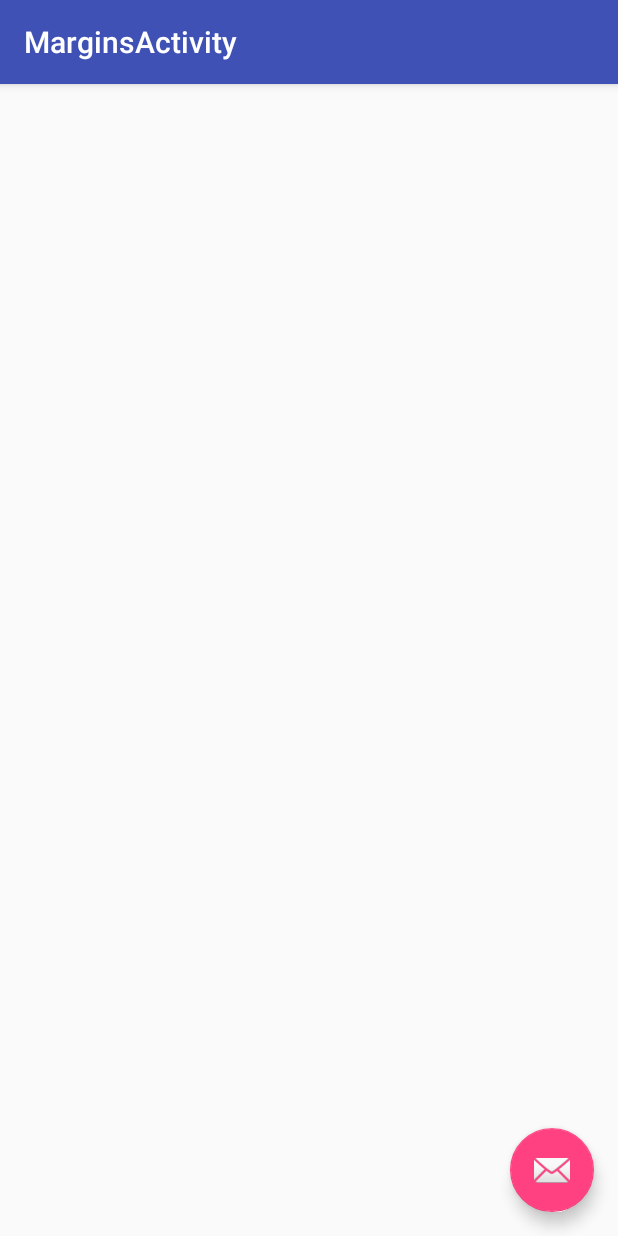
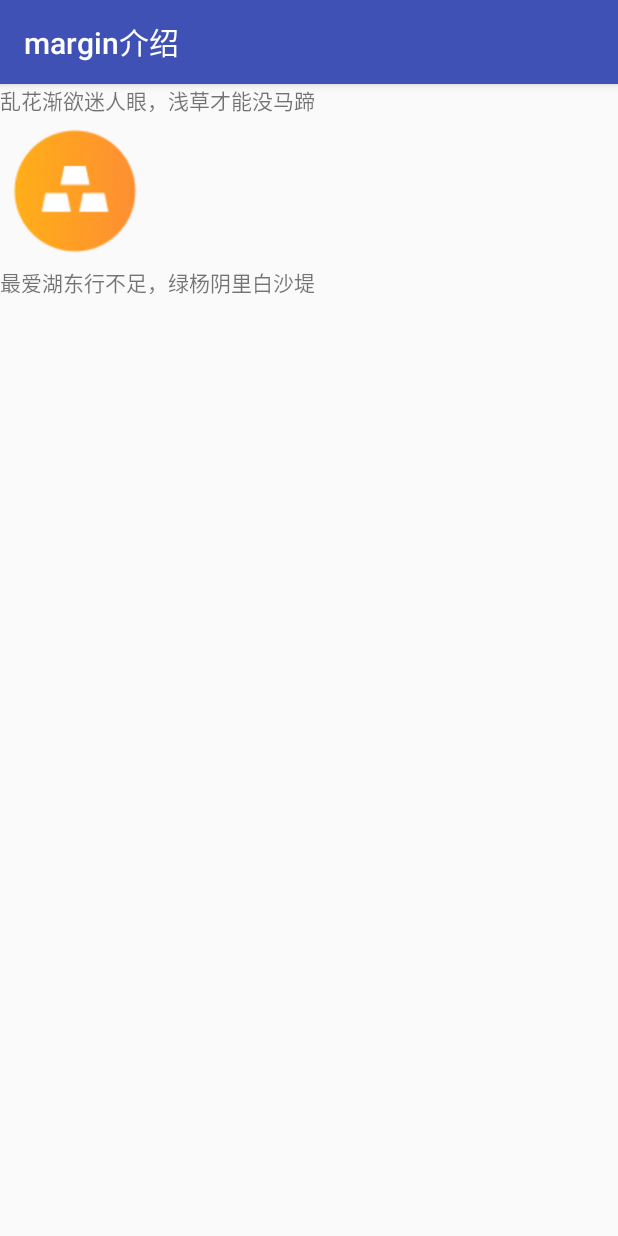
Before and after one commit to gitjing/ConstraintLayoutDemo, an Android app: the MarginsActivity screen opened directly, with no data from a screen before it, on a phone screen of 412 x 824 dp. Run offline under Robolectric (Android 15) with nearby library versions, the phone set to English and light mode, and no system bars.

Commit message:
添加关于goneMargin的属性介绍

```diff
--- a/app/src/main/AndroidManifest.xml
+++ b/app/src/main/AndroidManifest.xml
@@ -19,10 +19,7 @@
         <activity
             android:name=".demolist.RelativePositioningActivity"
             android:theme="@style/AppTheme.NoActionBar" />
-        <activity
-            android:name=".demolist.MarginsActivity"
-            android:label="@string/title_activity_margins"
-            android:theme="@style/AppTheme.NoActionBar" />
+        <activity android:name=".demolist.MarginsActivity" />
         <activity
             android:name=".demolist.CenteringAndBiasActivity"
             android:theme="@style/AppTheme.NoActionBar" />
--- a/app/src/main/java/com/example/ljj/constraintlayoutdemo/MainActivity.java
+++ b/app/src/main/java/com/example/ljj/constraintlayoutdemo/MainActivity.java
@@ -12,6 +12,7 @@ import android.widget.TextView;
 
 import com.example.ljj.constraintlayoutdemo.demolist.CenteringAndBiasActivity;
 import com.example.ljj.constraintlayoutdemo.demolist.CircularPositioningActivity;
+import com.example.ljj.constraintlayoutdemo.demolist.MarginsActivity;
 import com.example.ljj.constraintlayoutdemo.demolist.RelativePositioningActivity;
 import com.example.ljj.constraintlayoutdemo.util.ActivityHolder;
 
@@ -52,6 +53,7 @@ public class MainActivity extends AppCompatActivity {
         activityHolder.addActivity("Relative positioning", RelativePositioningActivity.class);
         activityHolder.addActivity("centering and bias", CenteringAndBiasActivity.class);
         activityHolder.addActivity("Circular positioning", CircularPositioningActivity.class);
+        activityHolder.addActivity("margin", MarginsActivity.class);
 
     }
 
--- a/app/src/main/java/com/example/ljj/constraintlayoutdemo/demolist/MarginsActivity.java
+++ b/app/src/main/java/com/example/ljj/constraintlayoutdemo/demolist/MarginsActivity.java
@@ -9,23 +9,20 @@ import android.view.View;
 
 import com.example.ljj.constraintlayoutdemo.R;
 
+/**
+ * created by ljj on 2017.11.22
+ * 介绍控件的margin使用，主要是对应约束控件隐藏时的margin使用
+ */
 public class MarginsActivity extends AppCompatActivity {
 
     @Override
     protected void onCreate(Bundle savedInstanceState) {
         super.onCreate(savedInstanceState);
         setContentView(R.layout.activity_margins);
-        Toolbar toolbar = (Toolbar) findViewById(R.id.toolbar);
-        setSupportActionBar(toolbar);
 
-        FloatingActionButton fab = (FloatingActionButton) findViewById(R.id.fab);
-        fab.setOnClickListener(new View.OnClickListener() {
-            @Override
-            public void onClick(View view) {
-                Snackbar.make(view, "Replace with your own action", Snackbar.LENGTH_LONG)
-                        .setAction("Action", null).show();
-            }
-        });
+        getSupportActionBar().setTitle("margin介绍");
+
+
     }
 
 }
--- a/app/src/main/res/layout/activity_margins.xml
+++ b/app/src/main/res/layout/activity_margins.xml
@@ -1,33 +1,45 @@
 <?xml version="1.0" encoding="utf-8"?>
-<android.support.design.widget.CoordinatorLayout xmlns:android="http://schemas.android.com/apk/res/android"
+<android.support.constraint.ConstraintLayout xmlns:android="http://schemas.android.com/apk/res/android"
     xmlns:app="http://schemas.android.com/apk/res-auto"
     xmlns:tools="http://schemas.android.com/tools"
     android:layout_width="match_parent"
     android:layout_height="match_parent"
     tools:context="com.example.ljj.constraintlayoutdemo.demolist.MarginsActivity">
 
-    <android.support.design.widget.AppBarLayout
-        android:layout_width="match_parent"
-        android:layout_height="wrap_content"
-        android:theme="@style/AppTheme.AppBarOverlay">
 
-        <android.support.v7.widget.Toolbar
-            android:id="@+id/toolbar"
-            android:layout_width="match_parent"
-            android:layout_height="?attr/actionBarSize"
-            android:background="?attr/colorPrimary"
-            app:popupTheme="@style/AppTheme.PopupOverlay" />
-
-    </android.support.design.widget.AppBarLayout>
-
-    <include layout="@layout/content_margins" />
-
-    <android.support.design.widget.FloatingActionButton
-        android:id="@+id/fab"
+    <TextView
+        android:id="@+id/text1"
         android:layout_width="wrap_content"
         android:layout_height="wrap_content"
-        android:layout_gravity="bottom|end"
-        android:layout_margin="@dimen/fab_margin"
-        app:srcCompat="@android:drawable/ic_dialog_email" />
+        android:layout_marginTop="@dimen/fab_margin"
+        android:text="乱花渐欲迷人眼，浅草才能没马蹄" />
 
-</android.support.design.widget.CoordinatorLayout>
+
+    <!--注：如果我将imageView视图隐藏掉，则text2会上移，之前设置的约束没有作用
+    如果我想在imageView隐藏掉之后，text2和text1的距离不变，可以使用
+    layout_goneMarginTop 使用，这个属性的意思是，当text2的top依赖被GONE之后，起作用
+    相对应的属性还有
+    layout_goneMarginStart
+    layout_goneMarginEnd
+    layout_goneMarginLeft
+    layout_goneMarginTop
+    layout_goneMarginRight
+    layout_goneMarginBottom
+    -->
+    <ImageView
+        android:id="@+id/image"
+        android:layout_width="100dp"
+        android:layout_height="100dp"
+        android:src="@drawable/icon_circle"
+        app:layout_constraintTop_toBottomOf="@id/text1" />
+
+    <TextView
+        android:id="@+id/text2"
+        android:layout_width="wrap_content"
+        android:layout_height="wrap_content"
+        android:text="最爱湖东行不足，绿杨阴里白沙堤"
+        app:layout_constraintTop_toBottomOf="@id/image"
+        app:layout_goneMarginTop="100dp" />
+
+
+</android.support.constraint.ConstraintLayout>
--- a/app/src/main/res/layout/content_margins.xml
+++ /dev/null
@@ -1,11 +0,0 @@
-<?xml version="1.0" encoding="utf-8"?>
-<android.support.constraint.ConstraintLayout xmlns:android="http://schemas.android.com/apk/res/android"
-    xmlns:app="http://schemas.android.com/apk/res-auto"
-    xmlns:tools="http://schemas.android.com/tools"
-    android:layout_width="match_parent"
-    android:layout_height="match_parent"
-    app:layout_behavior="@string/appbar_scrolling_view_behavior"
-    tools:context="com.example.ljj.constraintlayoutdemo.demolist.MarginsActivity"
-    tools:showIn="@layout/activity_margins">
-
-</android.support.constraint.ConstraintLayout>
```
